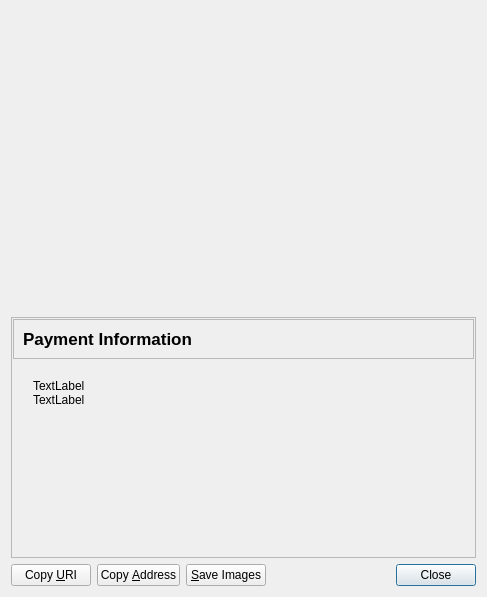
WorldExchange/DWE, file src/qt/forms/receiverequestdialog.ui: the form before one commit.
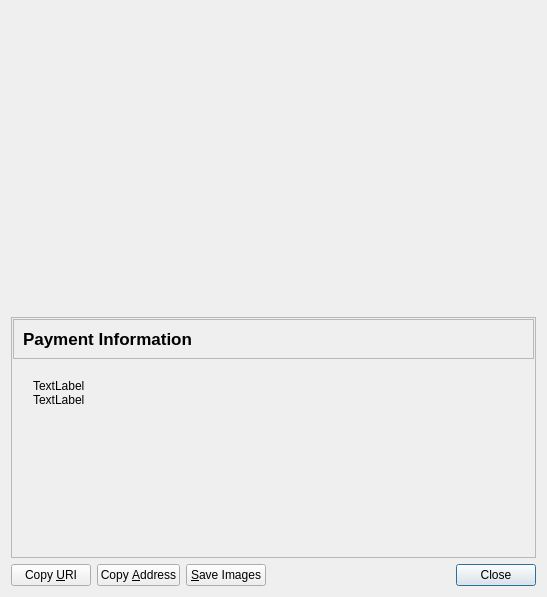
The form after the commit. Icons and pictures are not drawn. Custom widgets are drawn as their Qt base class.

```diff
--- a/src/qt/forms/receiverequestdialog.ui
+++ b/src/qt/forms/receiverequestdialog.ui
@@ -6,7 +6,7 @@
    <rect>
     <x>0</x>
     <y>0</y>
-    <width>487</width>
+    <width>547</width>
     <height>597</height>
    </rect>
   </property>
```
